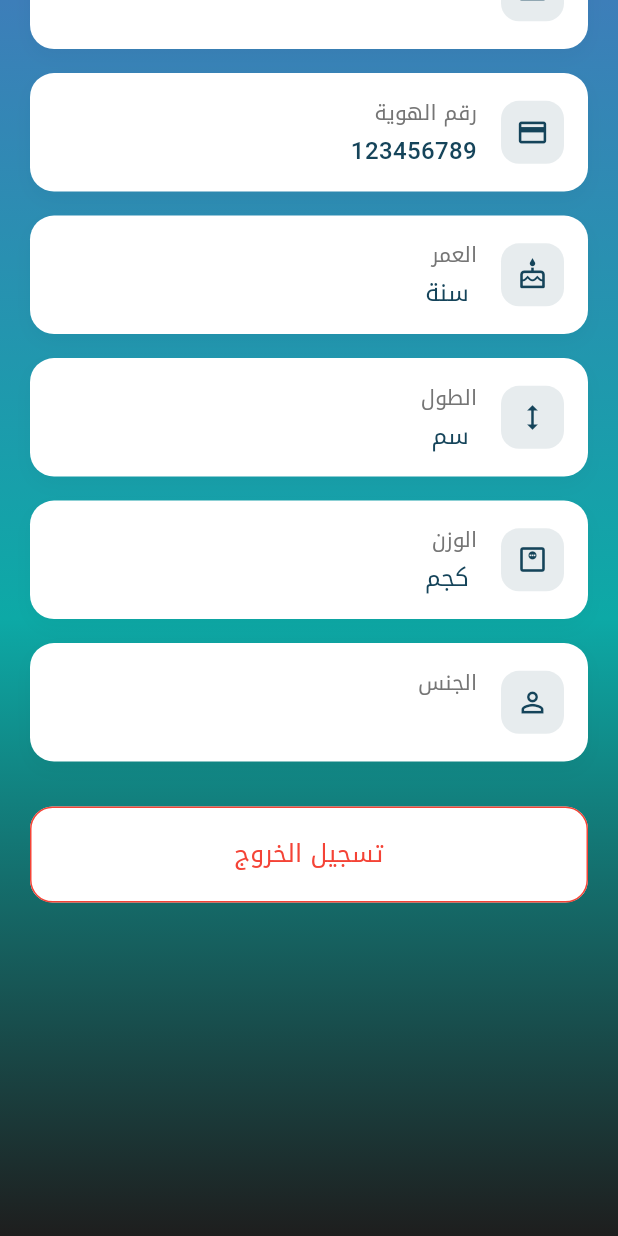
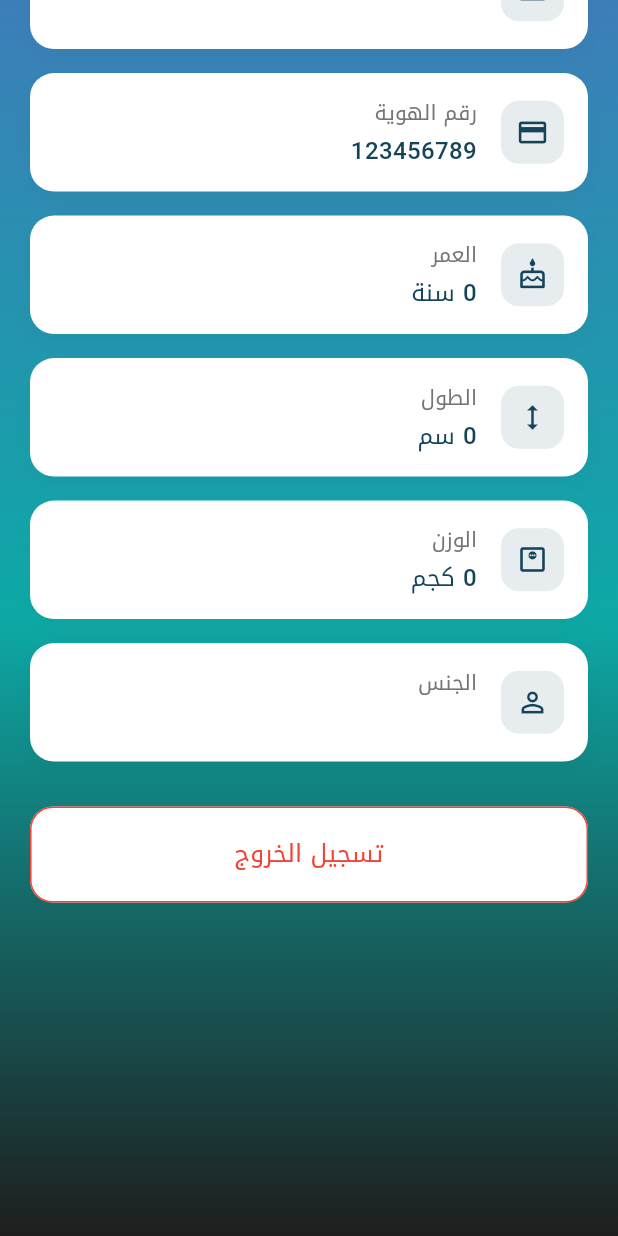
Before and after one commit to adzhrani01/maqsaf, a Flutter app: the ProfileScreen screen opened directly, scrolled down 454 dp, on a phone screen of 412 x 824 dp. Run offline on Flutter 3.47's test engine with Material 3 defaults, Android fonts, the phone set to English and light mode, and no system bars; our stand-ins replace animate_do, bloc, dio, firebase_core, firebase_messaging, flutter_bloc and 11 more; accounts and stored records are empty; network calls fail; statements that could not run were skipped.

Commit message:
fix info additional profile and chatgpt

```diff
--- a/lib/core/utils/app_url.dart
+++ b/lib/core/utils/app_url.dart
@@ -1,7 +1,9 @@
 //final  baseUrl ="http://localhost:8080/";
-const baseServ = "https://khaledsukkar.pythonanywhere.com/";
+// const baseServ = "https:https//khaledsukkar.pythonanywheree.com/";
+const baseServ = "https://maqsaf.pythonanywhere.com/";
 const baseUrl = "${baseServ}api/v1/";
-const storageUrl = "https://khaledsukkar.pythonanywhere.com";
+const storageUrl = "https://maqsaf.pythonanywhere.com";
+// const storageUrageUrl = "https://khaledsukkar.pythonanywhere.com";
 const user = "user/";
 const auth = "auth/";
 const students = "students/";
--- a/lib/screens/home_page.dart
+++ b/lib/screens/home_page.dart
@@ -135,7 +135,7 @@
                                         ),
                                         child: CircleAvatar(
                                           radius: width * 0.12,
-                                        child:  ImageUser(url: user?.image,),
+                                          child:  ImageUser(url: user?.image,fit: BoxFit.cover,width:  width * 0.4,height: width * 0.4,),
                                           // backgroundImage:
                                           //   AssetImage(
                                           //       AssetsPath.rectangle_student),
--- a/lib/screens/profile/data/models/user.dart
+++ b/lib/screens/profile/data/models/user.dart
@@ -20,9 +20,9 @@
     @JsonKey(name: 'image') String? image,
     @JsonKey(name: 'daily_limit') String? dailyLimit,
     @JsonKey(name: 'balance') String? balance,
-    @JsonKey(name: 'height') String? height,
-    @JsonKey(name: 'weight') String? weight,
-    @JsonKey(name: 'age') String? age,
+    @JsonKey(name: 'height') int? height,
+    @JsonKey(name: 'weight') int? weight,
+    @JsonKey(name: 'age') int? age,
     @JsonKey(name: 'gender') String? gender,
     @JsonKey(name: 'prohibited_ingredients') List<ItemModel>? prohibitedIngredients,
     @JsonKey(name: 'prohibited_categories') List<ItemModel>?  prohibitedCategories,
--- a/lib/screens/select_student_screen.dart
+++ b/lib/screens/select_student_screen.dart
@@ -127,7 +127,10 @@
                 )),
             Expanded(
                 flex: 1, child:
-            ImageUser(url: user.image,)
+            Padding(
+              padding: const EdgeInsets.all(2),
+              child: ImageUser(url: user.image,fit: BoxFit.cover,width: 70.w,height: 70.w),
+            )
             // Image.asset(AssetsPath.student)
             ),
           ],
```
Also changed, not shown: lib/core/widgets/image/image_user.dart (+5 -4 lines), lib/screens/chatgpt_screen.dart (+13 -2 lines), lib/screens/profile/data/models/user.freezed.dart, lib/screens/profile/data/models/user.g.dart. Lines whose indentation alone changed are shown as unchanged.
